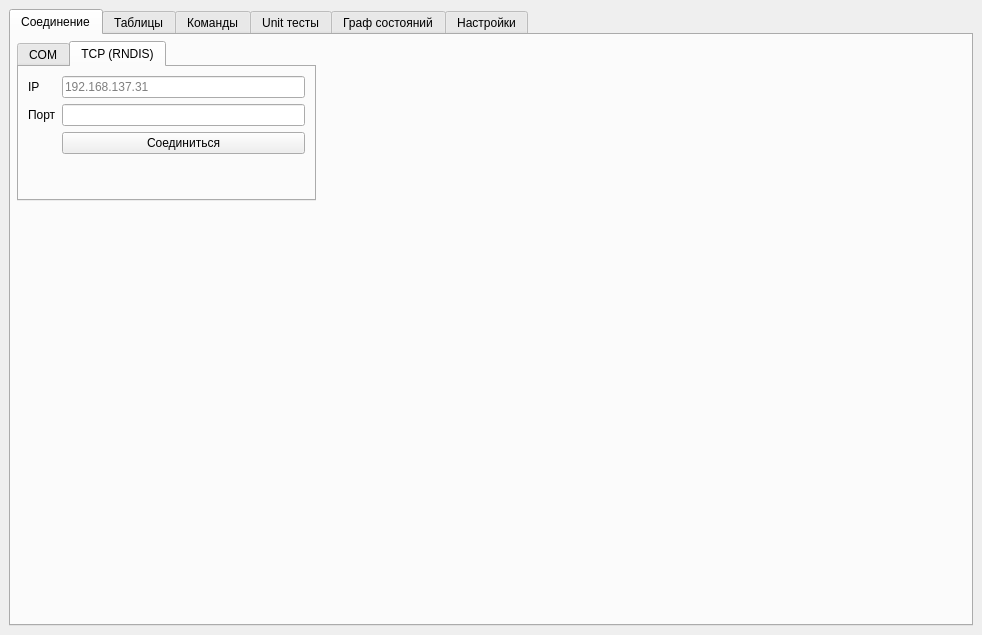
Above: ui/mainwindow.ui from Megaxela/FRTester before the change. Below: the same form after it.
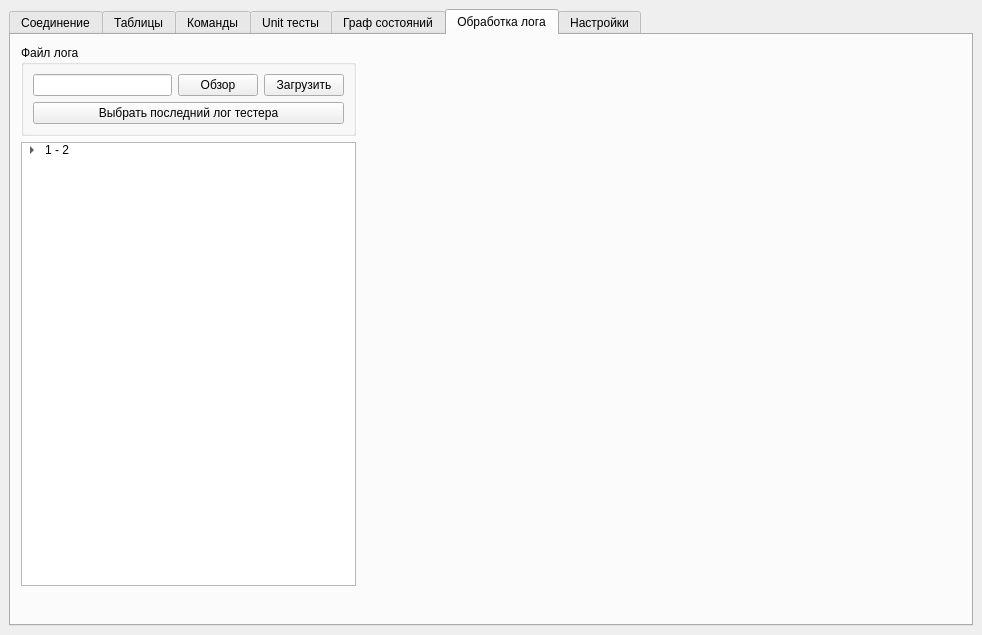
That is the form after the change. The open tabs and pages were chosen to show the change. Custom widgets are drawn as their Qt base class.

```diff
--- a/ui/mainwindow.ui
+++ b/ui/mainwindow.ui
@@ -1390,6 +1390,82 @@
         <string>Граф состояний</string>
        </attribute>
       </widget>
+      <widget class="QWidget" name="logParserTab">
+       <attribute name="title">
+        <string>Обработка лога</string>
+       </attribute>
+       <widget class="QWidget" name="">
+        <property name="geometry">
+         <rect>
+          <x>10</x>
+          <y>10</y>
+          <width>335</width>
+          <height>541</height>
+         </rect>
+        </property>
+        <layout class="QVBoxLayout" name="verticalLayout_15">
+         <item>
+          <widget class="QGroupBox" name="groupBox_10">
+           <property name="title">
+            <string>Файл лога</string>
+           </property>
+           <layout class="QVBoxLayout" name="verticalLayout_14">
+            <item>
+             <layout class="QHBoxLayout" name="horizontalLayout_27">
+              <item>
+               <widget class="QLineEdit" name="lineEdit"/>
+              </item>
+              <item>
+               <widget class="QPushButton" name="pushButton_2">
+                <property name="text">
+                 <string>Обзор</string>
+                </property>
+               </widget>
+              </item>
+              <item>
+               <widget class="QPushButton" name="pushButton_3">
+                <property name="text">
+                 <string>Загрузить</string>
+                </property>
+               </widget>
+              </item>
+             </layout>
+            </item>
+            <item>
+             <widget class="QPushButton" name="pushButton">
+              <property name="text">
+               <string>Выбрать последний лог тестера</string>
+              </property>
+             </widget>
+            </item>
+           </layout>
+          </widget>
+         </item>
+         <item>
+          <widget class="QTreeWidget" name="treeWidget">
+           <attribute name="headerVisible">
+            <bool>false</bool>
+           </attribute>
+           <column>
+            <property name="text">
+             <string>1</string>
+            </property>
+           </column>
+           <item>
+            <property name="text">
+             <string>1 - 2</string>
+            </property>
+            <item>
+             <property name="text">
+              <string>FFAAXXSS</string>
+             </property>
+            </item>
+           </item>
+          </widget>
+         </item>
+        </layout>
+       </widget>
+      </widget>
       <widget class="QWidget" name="settingsTab">
        <attribute name="title">
         <string>Настройки</string>
```
